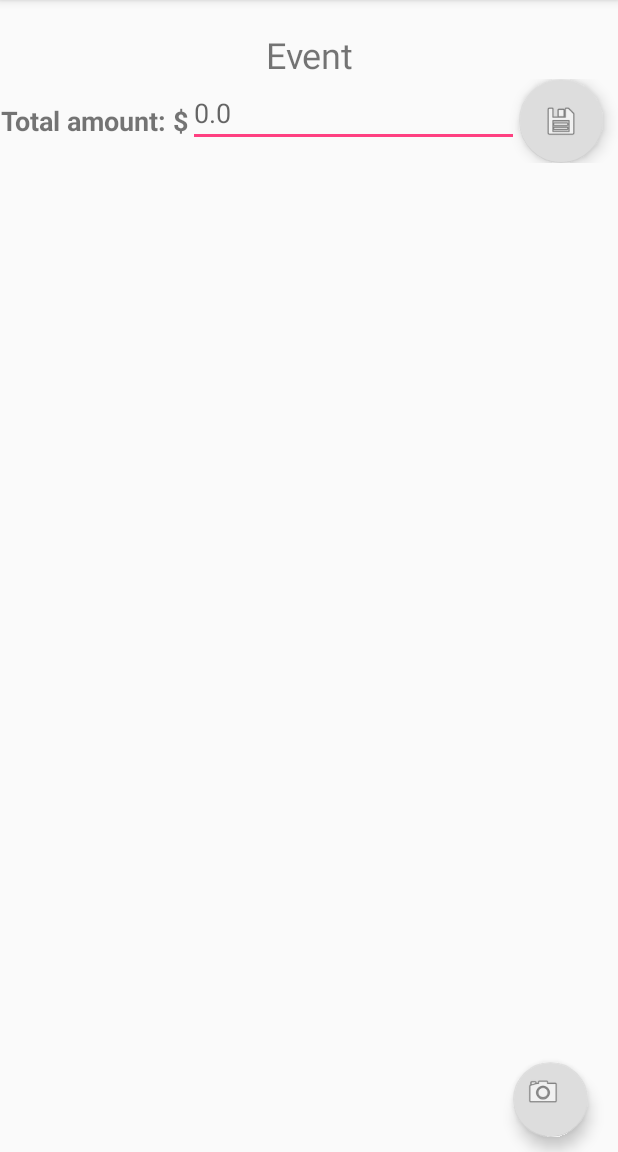
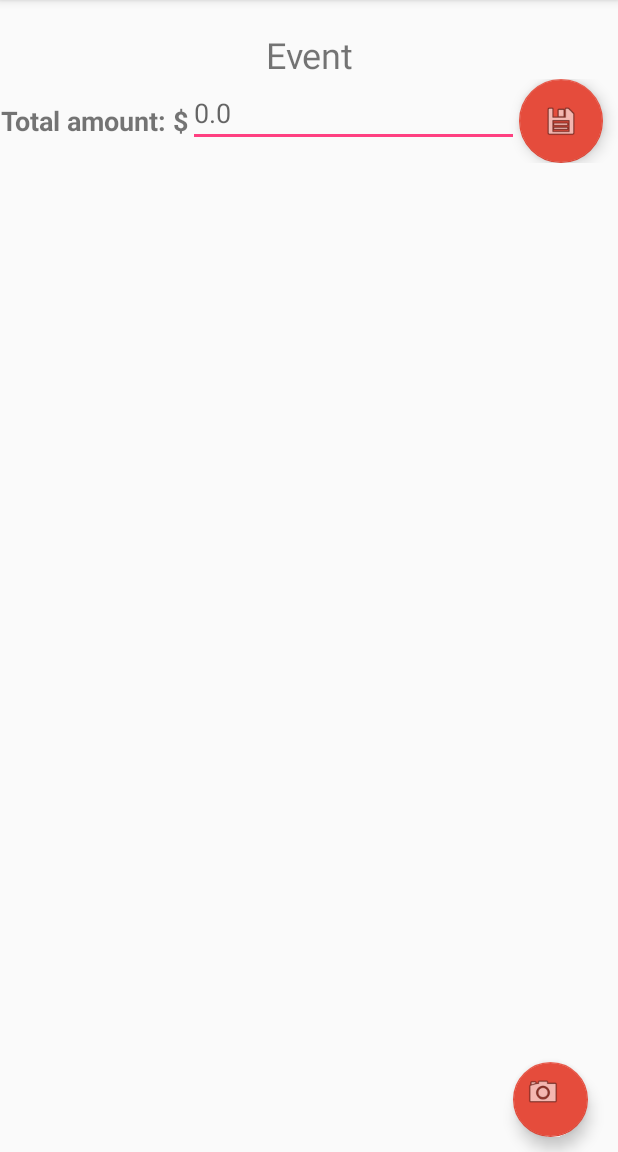
Before and after one commit to AaronRevilla/FireFlies.SplitUs, an Android app: the fragment AddEvent shown on its own in the app's theme, on a phone screen of 412 x 824 dp, the part 84-1236 px from its top. Run offline under Robolectric (Android 15) with nearby library versions, the phone set to English and light mode, and no system bars; our stand-ins replace Firebase (no records; nobody signed in at launch, a user with empty details on screens opened directly); pictures from the network do not load; 6 statements that could not run were skipped.

```diff
--- a/app/src/main/java/com/project/aaronkoti/splitus/menuViews/AddEvent.java
+++ b/app/src/main/java/com/project/aaronkoti/splitus/menuViews/AddEvent.java
@@ -39,6 +39,7 @@ import android.widget.Toast;
 
 import com.google.android.gms.tasks.OnFailureListener;
 import com.google.android.gms.tasks.OnSuccessListener;
+import com.google.firebase.auth.FirebaseAuth;
 import com.google.firebase.database.DataSnapshot;
 import com.google.firebase.database.DatabaseError;
 import com.google.firebase.database.DatabaseReference;
@@ -127,6 +128,22 @@ public class AddEvent extends Fragment {
         super.onCreate(savedInstanceState);
         Bundle args = getArguments();
         this.user = (User) args.getSerializable("UserInfo");
+        if(this.user == null){
+            FirebaseDatabase db = FirebaseDatabase.getInstance();
+            DatabaseReference root =  db.getReference("SplitUs");
+            DatabaseReference userRef = root.child("Users").child(FirebaseAuth.getInstance().getCurrentUser().getUid());
+            userRef.addValueEventListener(new ValueEventListener() {
+                @Override
+                public void onDataChange(DataSnapshot dataSnapshot) {
+                    user = dataSnapshot.getValue(User.class);
+                }
+
+                @Override
+                public void onCancelled(DatabaseError databaseError) {
+
+                }
+            });
+        }
         this.event = (Event) args.getSerializable("EventInfo");
         this.eventNumber = args.getInt("EventNumber");
         this.bill = (Bill)args.getSerializable("Bill");
--- a/app/src/main/res/layout/activity_login.xml
+++ b/app/src/main/res/layout/activity_login.xml
@@ -71,7 +71,9 @@
                 android:layout_height="wrap_content"
                 android:layout_marginTop="16dp"
                 android:text="@string/action_sign_in"
-                android:textStyle="bold" />
+                android:textStyle="bold"
+                android:background="@color/colorPrimary"
+                android:textColor="@color/cardview_light_background" />
 
         </LinearLayout>
     </ScrollView>
--- a/app/src/main/res/layout/dialog_add_users_bill.xml
+++ b/app/src/main/res/layout/dialog_add_users_bill.xml
@@ -22,6 +22,8 @@
         android:layout_width="match_parent"
         android:layout_height="wrap_content"
         android:text="SAVE"
-        android:id="@+id/dialogSaveButton"/>
+        android:id="@+id/dialogSaveButton"
+        android:background="@color/colorPrimary"
+        android:textColor="@color/cardview_light_background" />
 
 </LinearLayout>
--- a/app/src/main/res/layout/fragment_add_event.xml
+++ b/app/src/main/res/layout/fragment_add_event.xml
@@ -49,13 +49,13 @@
             <android.support.design.widget.FloatingActionButton
                 android:layout_width="match_parent"
                 android:layout_height="wrap_content"
-                app:backgroundTint="#ddd"
+                app:backgroundTint="@color/colorPrimary"
                 style="@style/com_facebook_button"
                 android:id="@+id/saveBillButton"
                 android:layout_alignBottom="@+id/linearTotal"
                 android:layout_alignLeft="@+id/linearTotal"
                 app:srcCompat="@android:drawable/ic_menu_save"
-                app:rippleColor="?attr/colorBackgroundFloating" />
+                app:rippleColor="@android:color/transparent" />
 
         </LinearLayout>
 
@@ -73,10 +73,11 @@
             android:id="@+id/fragmentAddPhoto"
             android:layout_alignBottom="@+id/picturesRecyclerView"
             android:layout_alignRight="@+id/picturesRecyclerView"
-            app:backgroundTint="#ddd"
+            app:backgroundTint="@color/colorPrimary"
             android:layout_width="50dp"
             android:layout_marginBottom="10dp"
-            android:layout_marginRight="20dp"/>
+            android:layout_marginRight="20dp"
+            app:rippleColor="@color/tw__transparent" />
 
 
     </RelativeLayout>
--- a/app/src/main/res/values/strings.xml
+++ b/app/src/main/res/values/strings.xml
@@ -24,7 +24,7 @@
     <string name="navigation_drawer_close">Close navigation drawer</string>
 
     <string name="action_settings">Settings</string>
-    <string name="title_activity_split_us_menu">SplitUsMenu</string>
+    <string name="title_activity_split_us_menu">Split Us Menu</string>
 
     <!-- TODO: Remove or change this placeholder text -->
     <string name="event_title_fragment">Event</string>
```
Also changed, not shown: app/src/main/AndroidManifest.xml (+4 -6 lines), app/src/main/java/com/project/aaronkoti/splitus/SplitUsMenu.java (+83 -1 lines), app/src/main/res/layout/fragment_events.xml (+5 -2 lines).
